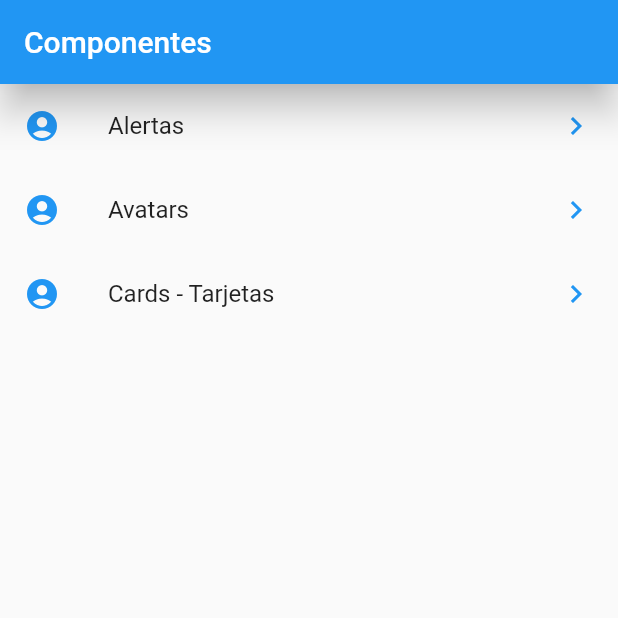
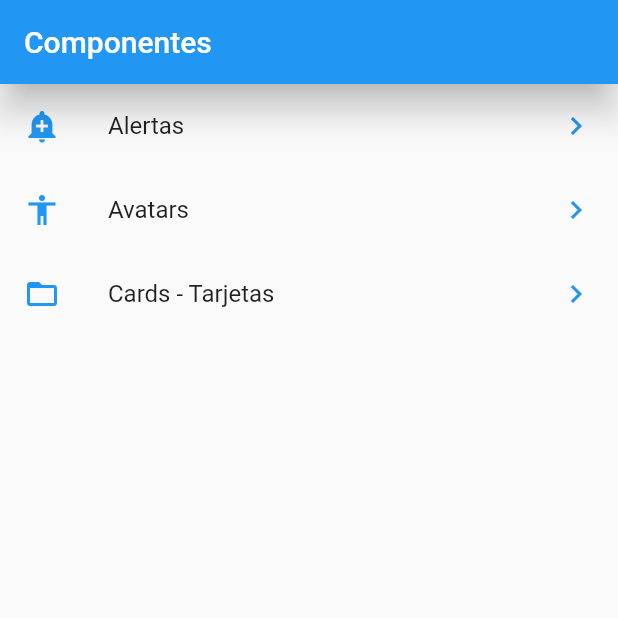
Before and after one commit to MegalLink/Curso-flutter-introductorio, a Flutter app: the screen it shows after launch, on a phone screen of 412 x 824 dp, the top half of it. Run offline on Flutter 3.47's test engine with Material 2 defaults, Android fonts, the light colour scheme and no system bars.

Commit message:
Navigation on Flutter

```diff
--- a/lib/src/app.dart
+++ b/lib/src/app.dart
@@ -1,13 +1,17 @@
-import 'package:contador_app/src/pages/home_page.dart';
+import 'package:contador_app/src/pages/not_found_page.dart';
+import 'package:contador_app/src/routes/routes.dart';
 import 'package:flutter/material.dart';
 
 class MyApp extends StatelessWidget {
   @override
   Widget build(BuildContext context) {
     return MaterialApp(
-        debugShowCheckedModeBanner: false,
-        home: Center(
-          child: HomePage(),
-        ));
+      debugShowCheckedModeBanner: false,
+      initialRoute: '/',
+      routes: getAppRoutes(context),
+      onGenerateRoute: (RouteSettings settings) {
+        return MaterialPageRoute(builder: (context) => NotFoundPage());
+      },
+    );
   }
 }
--- a/lib/src/pages/home_page.dart
+++ b/lib/src/pages/home_page.dart
@@ -1,5 +1,6 @@
 import 'package:contador_app/src/providers/menu_provider.dart';
 import 'package:flutter/material.dart';
+import '../utils/icono_string_utils.dart';
 
 class HomePage extends StatelessWidget {
   @override
@@ -19,26 +20,26 @@ class HomePage extends StatelessWidget {
       initialData: [],
       builder: (BuildContext context, AsyncSnapshot<List<dynamic>> snapshot) {
         return ListView(
-          children: _listaItems(snapshot.data),
+          children: _listaItems(snapshot.data, context),
         );
       },
     );
   }
 
-  List<Widget> _listaItems(List<dynamic> data) {
+  List<Widget> _listaItems(List<dynamic> data, BuildContext context) {
     print(data);
-    List<ListTile> lista = new List();
+    List<ListTile> lista = [];
     data.forEach((element) => {
           lista.add(ListTile(
-            leading: Icon(
-              Icons.account_circle,
-              color: Colors.blue,
-            ),
+            leading: getIcon(element['icon']),
             title: Text(element['texto']),
             trailing: Icon(
               Icons.keyboard_arrow_right,
               color: Colors.blue,
             ),
+            onTap: () {
+              Navigator.pushNamed(context, element['ruta']);
+            },
           ))
         });
 
--- /dev/null
+++ b/lib/src/routes/routes.dart
@@ -0,0 +1,14 @@
+import 'package:contador_app/src/pages/alert_page.dart';
+import 'package:contador_app/src/pages/avatar_page.dart';
+import 'package:contador_app/src/pages/card_page.dart';
+import 'package:contador_app/src/pages/home_page.dart';
+import 'package:flutter/material.dart';
+
+Map<String, WidgetBuilder> getAppRoutes(BuildContext context) {
+  return {
+    '/': (context) => HomePage(),
+    'alert': (context) => AlertPage(),
+    'avatar': (context) => AvatarPage(),
+    'card': (context) => CardPage(),
+  };
+}
--- /dev/null
+++ b/lib/src/utils/icono_string_utils.dart
@@ -0,0 +1,13 @@
+import 'package:flutter/material.dart';
+
+final _icons = <String, IconData>{
+  'add_alert': Icons.add_alert,
+  'accessibility': Icons.accessibility,
+  'folder_open': Icons.folder_open,
+};
+Icon getIcon(String nombre) {
+  return Icon(
+    _icons[nombre],
+    color: Colors.blue,
+  );
+}
```
Also changed, not shown: lib/src/pages/alert_page.dart (added, +21 -0 lines), lib/src/pages/avatar_page.dart (added, +21 -0 lines), lib/src/pages/card_page.dart (added, +21 -0 lines), lib/src/pages/not_found_page.dart (added, +21 -0 lines), 1 other file.
